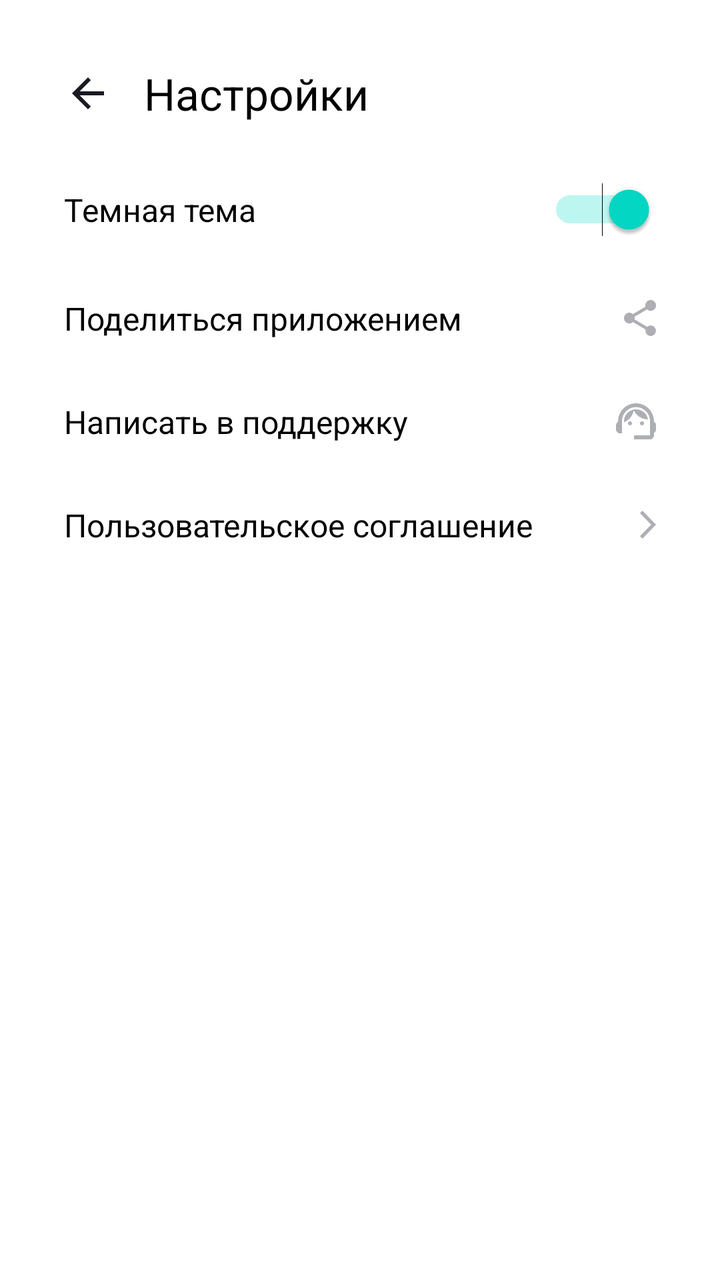
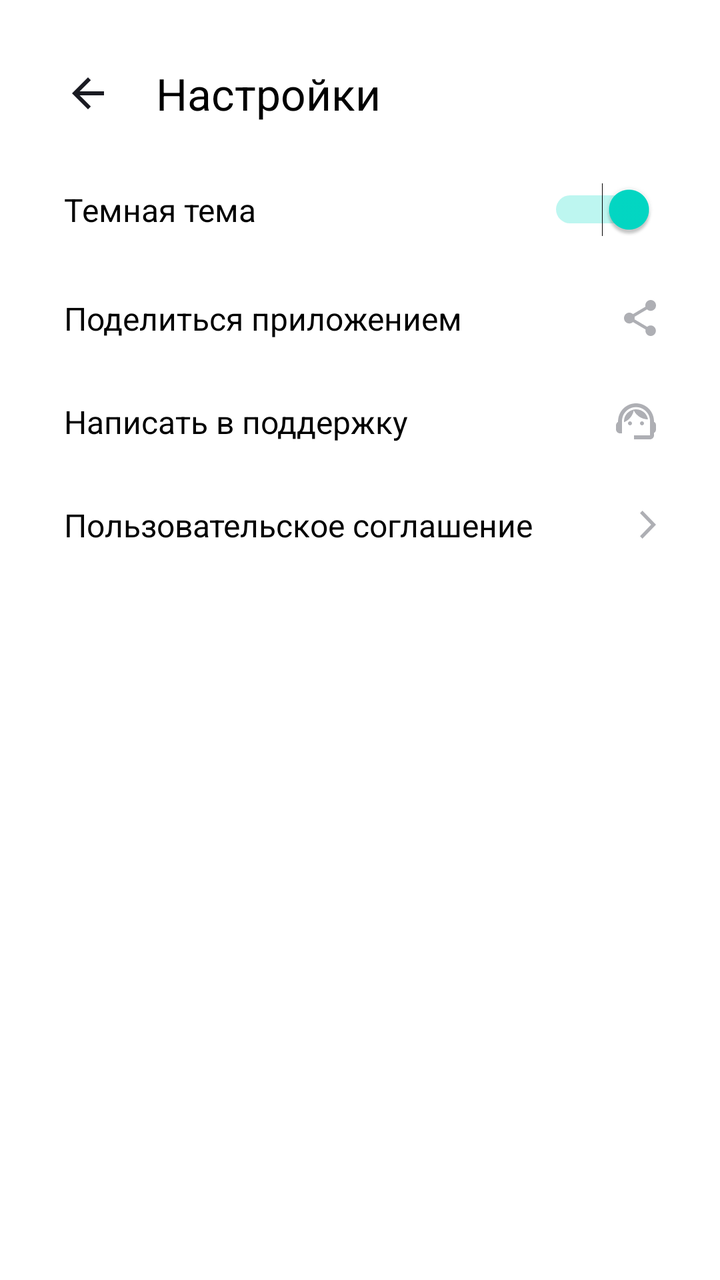

Two renders of the same Android screen: before a commit and after it. Below are the layout's source before the change and the commit's diff.
<!-- AndroidManifest.xml: application theme Theme.MaterialComponents.DayNight.NoActionBar -->
<!-- res/layout/activity_settings.xml -->
<?xml version="1.0" encoding="utf-8"?>
<LinearLayout xmlns:android="http://schemas.android.com/apk/res/android"
    xmlns:app="http://schemas.android.com/apk/res-auto"
    android:layout_width="match_parent"
    android:layout_height="match_parent"
    android:orientation="vertical"
    android:paddingLeft="32dp"
    android:paddingRight="32dp"
    android:paddingBottom="32dp"
    android:paddingTop="22dp">>

    <LinearLayout
        android:layout_width="match_parent"
        android:layout_height="wrap_content"
        android:layout_marginTop="10dp"
        android:layout_marginBottom="20dp"
        android:gravity="center_vertical"
        android:orientation="horizontal">

        <ImageView
            android:id="@+id/settings_back"
            android:layout_width="wrap_content"
            android:layout_height="wrap_content"
            android:layout_marginEnd="16dp"
            android:contentDescription="arrow"
            android:scaleType="centerInside"
            android:src="@drawable/arrowback" />


        <TextView
            android:layout_width="wrap_content"
            android:layout_height="wrap_content"
            android:text="@string/settings"
            android:textColor="@color/black"
            android:textSize="@dimen/text_size_title" />

    </LinearLayout>

    <LinearLayout
        android:layout_width="match_parent"
        android:layout_height="wrap_content"
        android:layout_marginTop="10dp"
        android:layout_marginBottom="20dp"
        android:gravity="center_vertical"
        android:orientation="horizontal">

        <TextView
            android:layout_width="0dp"
            android:layout_height="wrap_content"
            android:layout_weight="1"
            android:text="@string/dark_theme"
            android:textColor="@color/black"
            android:textSize="@dimen/text_size_medium" />

        <Switch
            android:id="@+id/switch_notifications"
            android:layout_width="wrap_content"
            android:layout_height="wrap_content"
            android:checked="true" />

    </LinearLayout>

    <LinearLayout
        android:layout_width="match_parent"
        android:layout_height="wrap_content"
        android:layout_marginTop="10dp"
        android:layout_marginBottom="20dp"
        android:gravity="center_vertical"
        android:orientation="horizontal">

        <TextView
            android:layout_width="0dp"
            android:layout_height="wrap_content"
            android:layout_weight="1"
            android:text="@string/share"
            android:textColor="@color/black"
            android:textSize="@dimen/text_size_medium" />

        <ImageView
            android:layout_width="wrap_content"
            android:layout_height="wrap_content"
            android:layout_marginStart="16dp"
            android:contentDescription="arrow"
            android:scaleType="centerInside"
            android:src="@drawable/share" />

    </LinearLayout>

    <LinearLayout
        android:layout_width="match_parent"
        android:layout_height="wrap_content"
        android:layout_marginTop="10dp"
        android:layout_marginBottom="20dp"
        android:gravity="center_vertical"
        android:orientation="horizontal">

        <TextView
            android:layout_width="0dp"
            android:layout_height="wrap_content"
            android:layout_weight="1"
            android:text="@string/support"
            android:textColor="@color/black"
            android:textSize="@dimen/text_size_medium" />

        <ImageView
            android:layout_width="wrap_content"
            android:layout_height="wrap_content"
            android:layout_marginStart="16dp"
            android:contentDescription="arrow"
            android:scaleType="centerInside"
            android:src="@drawable/support" />

    </LinearLayout>

    <LinearLayout
        android:layout_width="match_parent"
        android:layout_height="wrap_content"
        android:layout_marginTop="10dp"
        android:layout_marginBottom="20dp"
        android:gravity="center_vertical"
        android:orientation="horizontal">

        <TextView
            android:layout_width="0dp"
            android:layout_height="wrap_content"
            android:layout_weight="1"
            android:text="@string/agreement"
            android:textColor="@color/black"
            android:textSize="@dimen/text_size_medium" />

        <ImageView
            android:layout_width="wrap_content"
            android:layout_height="wrap_content"
            android:layout_marginStart="16dp"
            android:contentDescription="arrow"
            android:scaleType="centerInside"
            android:src="@drawable/arrowforward" />

    </LinearLayout>

</LinearLayout>
<!-- resources referenced by this layout -->
<resources>
  <color name="black">#FF000000</color>
  <dimen name="text_size_medium">16sp</dimen>
  <dimen name="text_size_title">22sp</dimen>
  <!-- drawable arrowback (drawable) -->
  <vector xmlns:android="http://schemas.android.com/apk/res/android"
      android:width="24dp"
      android:height="24dp"
      android:viewportWidth="24"
      android:viewportHeight="24">
    <group>
      <clip-path
          android:pathData="M0,0h24v24h-24z"/>
      <path
          android:pathData="M20,11H7.83L13.42,5.41L12,4L4,12L12,20L13.41,18.59L7.83,13H20V11Z"
          android:fillColor="#1A1B22"/>
    </group>
  </vector>
  <!-- drawable arrowforward (drawable) -->
  <vector xmlns:android="http://schemas.android.com/apk/res/android"
      android:width="8dp"
      android:height="14dp"
      android:viewportWidth="8"
      android:viewportHeight="14">
    <path
        android:pathData="M0,12.748L1.213,14L8,7L1.213,0L0,1.252L5.573,7L0,12.748Z"
        android:fillColor="#AEAFB4"/>
  </vector>
  <!-- drawable share (drawable) -->
  <vector xmlns:android="http://schemas.android.com/apk/res/android"
      android:width="16dp"
      android:height="18dp"
      android:viewportWidth="16"
      android:viewportHeight="18">
    <path
        android:pathData="M13.333,12.723C12.658,12.723 12.053,12.994 11.591,13.419L5.253,9.669C5.298,9.461 5.333,9.253 5.333,9.036C5.333,8.819 5.298,8.611 5.253,8.404L11.52,4.69C12,5.142 12.631,5.422 13.333,5.422C14.809,5.422 16,4.211 16,2.711C16,1.211 14.809,0 13.333,0C11.858,0 10.667,1.211 10.667,2.711C10.667,2.928 10.702,3.136 10.747,3.343L4.48,7.057C4,6.605 3.369,6.325 2.667,6.325C1.191,6.325 0,7.536 0,9.036C0,10.536 1.191,11.747 2.667,11.747C3.369,11.747 4,11.467 4.48,11.015L10.809,14.774C10.764,14.964 10.738,15.163 10.738,15.361C10.738,16.816 11.902,18 13.333,18C14.764,18 15.929,16.816 15.929,15.361C15.929,13.907 14.764,12.723 13.333,12.723Z"
        android:fillColor="#AEAFB4"/>
  </vector>
  <!-- drawable support (drawable) -->
  <vector xmlns:android="http://schemas.android.com/apk/res/android"
      android:width="20dp"
      android:height="18dp"
      android:viewportWidth="20"
      android:viewportHeight="18">
    <path
        android:pathData="M19,9.22C19,3.73 14.74,0 10,0C5.31,0 1,3.65 1,9.28C0.4,9.62 0,10.26 0,11V13C0,14.1 0.9,15 2,15H3V8.9C3,5.03 6.13,1.9 10,1.9C13.87,1.9 17,5.03 17,8.9V16H9V18H17C18.1,18 19,17.1 19,16V14.78C19.59,14.47 20,13.86 20,13.14V10.84C20,10.14 19.59,9.53 19,9.22Z"
        android:fillColor="#AEAFB4"/>
    <path
        android:pathData="M7,11C7.552,11 8,10.552 8,10C8,9.448 7.552,9 7,9C6.448,9 6,9.448 6,10C6,10.552 6.448,11 7,11Z"
        android:fillColor="#AEAFB4"/>
    <path
        android:pathData="M13,11C13.552,11 14,10.552 14,10C14,9.448 13.552,9 13,9C12.448,9 12,9.448 12,10C12,10.552 12.448,11 13,11Z"
        android:fillColor="#AEAFB4"/>
    <path
        android:pathData="M16,8.03C15.52,5.18 13.04,3 10.05,3C7.02,3 3.76,5.51 4.02,9.45C6.49,8.44 8.35,6.24 8.88,3.56C10.19,6.19 12.88,8 16,8.03Z"
        android:fillColor="#AEAFB4"/>
  </vector>
  <string name="agreement">Пользовательское соглашение</string>
  <string name="dark_theme">Темная тема</string>
  <string name="settings">Настройки</string>
  <string name="share">Поделиться приложением</string>
  <string name="support">Написать в поддержку</string>
</resources>

<!-- the commit's change to res/layout/activity_settings.xml (unified diff, before → after) -->
@@ -7,7 +7,7 @@
     android:paddingLeft="32dp"
     android:paddingRight="32dp"
     android:paddingBottom="32dp"
-    android:paddingTop="22dp">>
+    android:paddingTop="22dp">
 
     <LinearLayout
         android:layout_width="match_parent"
@@ -21,7 +21,7 @@
             android:id="@+id/settings_back"
             android:layout_width="wrap_content"
             android:layout_height="wrap_content"
-            android:layout_marginEnd="16dp"
+            android:layout_marginEnd="22dp"
             android:contentDescription="arrow"
             android:scaleType="centerInside"
             android:src="@drawable/arrowback" />
